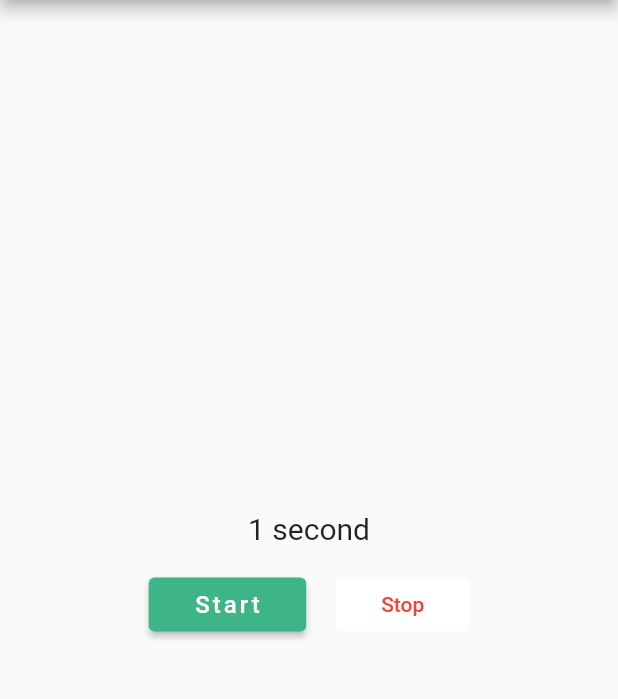
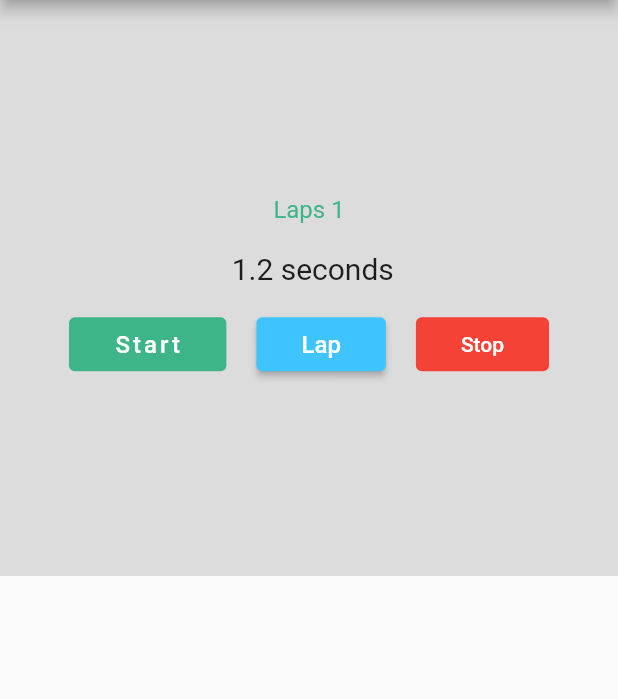
Before and after one commit to DARK-PROGRAMMER-I/stop_watch, a Flutter app: the screen it shows after launch, after a tap on "Start", on a phone screen of 412 x 824 dp, the part 84-783 px from its top. Run offline on Flutter 3.47's test engine with Material 2 defaults, Android fonts, the phone set to English and light mode, and no system bars.

Commit message:
Stop watch app from book " Flutter Cook Book" * Buttons Added * Added Laps * Build List Of Laps

```diff
--- a/lib/main_classes/stopwatch.dart
+++ b/lib/main_classes/stopwatch.dart
@@ -1,7 +1,8 @@
 import 'dart:async';
-import 'dart:ffi';
+// import 'dart:ffi';
 
 import 'package:flutter/material.dart';
+import 'package:flutter/rendering.dart';
 
 class StopWatch extends StatefulWidget{
   @override
@@ -11,36 +12,60 @@ class StopWatch extends StatefulWidget{
 class StopWatchState extends State<StopWatch>{
   // Now we need to create Seconds and timer
   bool? isStart = false;
-  int? seconds= 0;
+  int? miliseconds= 0;
   Timer? timer;
+  // Adding Laps
+  final laps = <int>[];
+  // controlling list items
+  final itemsHeight= 60.0;
+  final scrollController= ScrollController();
+  // Creating function for laps
+  void _lap(){
+    setState(() {
+      laps.add(miliseconds!);
+      miliseconds = 0;
+    });
 
+    // now we need to show animation when a new list item appears the list show scroll up.
+    scrollController.animateTo(
+        itemsHeight* laps.length,
+        duration: Duration(milliseconds: 500),
+        curve: Curves.easeIn);
+  }
   // now build functions
+  // Function for incrementing the number
+  void _onTick(Timer time){
+    setState(() {
+      miliseconds= miliseconds!+ 100 ;
+    });
+  }
   // Building functions for stoping and Starting the timer
   void _startTimer(){
-    timer = Timer.periodic(Duration(seconds: 1), _onTick);
+    timer = Timer.periodic(Duration(milliseconds: 100), _onTick);
 
     setState(() {
-      seconds= 0;
+      miliseconds= 0;
       isStart= true;
+      laps.clear();
     });
   }
+
   // Stop Timer
   void _stopTimer(){
     setState((){
+      // miliseconds= 0;
       timer!.cancel();
       isStart = false;
 
     });
   }
-  // Function for incrementing the number
-  void _onTick(Timer time){
-    setState(() {
-      seconds= seconds!+ 1 ;
-    });
-  }
+
 
   // Creating dynamic text -> use infront of seconds
-  String _secondsText() => seconds == 1? 'second': 'seconds';
+  String _secondsText(int miliseconds){
+    final seconds= miliseconds/1000;
+    return "$seconds seconds";
+  }
 
   @override
   Widget build(BuildContext context){
@@ -50,17 +75,39 @@ class StopWatchState extends State<StopWatch>{
         title: Text("Stop Watch", style: TextStyle(color: Colors.white),),
       ),
       body:  Column(
+        children: [
+          Expanded(child: _buildCounter()),
+          Expanded(child: _buildLapDiusplay())
+        ],
+      ),
+
+    );
+  }
+
+  Widget _buildCounter() {
+    return Container(
+      color: Colors.black12,
+      child: Column(
         mainAxisAlignment: MainAxisAlignment.center,
         children:[
+          Text("Laps ${laps.length + 1}", style: Theme.of(context).textTheme.subtitle1!.copyWith(color: Color(0xff3eb489))),
+          SizedBox(height: 18,),
           Center(
-            child: Text("$seconds ${_secondsText()}", style: TextStyle(fontSize: 20),),
+            child: Text(" ${_secondsText(miliseconds!)}", style: TextStyle(fontSize: 20),),
           ),
           SizedBox(height: 15,),
-          Row(
+          _buildControls()
+      ]
+      ),
+    );
+  }
+
+  Widget _buildControls() {
+    return Row(
           mainAxisAlignment: MainAxisAlignment.center,
           children: [
             ElevatedButton(
-                  onPressed: _startTimer,
+                onPressed: isStart == false? _startTimer: null,
                 child: Text("Start", style: TextStyle(fontSize: 16, letterSpacing: 2),),
                 style: ButtonStyle(
                   backgroundColor: MaterialStateProperty.all<Color>(Color(0xff3eb489)),
@@ -70,22 +117,48 @@ class StopWatchState extends State<StopWatch>{
 
             ),
             SizedBox(width: 20,),
+            ElevatedButton(
+                style: ButtonStyle(
+                  backgroundColor: MaterialStateProperty.all(Colors.lightBlueAccent),
+                  foregroundColor: MaterialStateProperty.all(Colors.white, ),
+                  padding: MaterialStateProperty.all(EdgeInsets.symmetric(horizontal: 30))
+                ),
+                onPressed: isStart! ? _lap : null ,
+                child: Text("Lap", style: TextStyle(fontSize: 16),)
+            ),
+            SizedBox(width: 20,),
             TextButton(
-                  onPressed: _stopTimer,
+                onPressed: isStart == true? _stopTimer: null,
                 child: Text('Stop'),
                 style: ButtonStyle(
-                    foregroundColor: MaterialStateProperty.all(Colors.red),
-                    backgroundColor: MaterialStateProperty.all(Colors.white),
+                  foregroundColor: MaterialStateProperty.all(Colors.white),
+                  backgroundColor: MaterialStateProperty.all(Colors.red),
                   padding: MaterialStateProperty.all(EdgeInsets.symmetric(horizontal: 30))
                 ),
 
             )
 
           ],
-          )
-      ]
-      ),
+        );
+  }
+
+  Widget _buildLapDiusplay(){
+    return Scrollbar(
+      showTrackOnHover: true,
+      child: ListView.builder(
+          controller: scrollController,
+          cacheExtent: itemsHeight,
+          itemCount: laps.length,
+          itemBuilder: (context, index){
+            final  miliseconds= laps[index];
+            return ListTile(
+              title: Text("Lap ${index + 1}"),
+              trailing: Text("${_secondsText(miliseconds)}"),
 
             );
           }
+
+      ),
+    );
   }
+}
```
Lines whose indentation alone changed are shown as unchanged.
